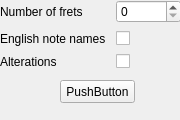
This is src/UI/control_wgt.ui in Uronchaa/UkeFret_test as Qt 5 draws it before an edit. The edited form follows.
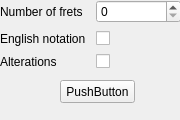
This is the edited form.

Commit message: Add custom widget (non-functionnal) fix: default values of controller box Clean up files

```diff
--- a/src/UI/control_wgt.ui
+++ b/src/UI/control_wgt.ui
@@ -54,7 +54,7 @@
     <item row="1" column="0">
      <widget class="QLabel" name="Eng_label">
       <property name="text">
-       <string>English note names</string>
+          <string>English notation</string>
       </property>
      </widget>
     </item>
```
The commit also changes 6 other files.
